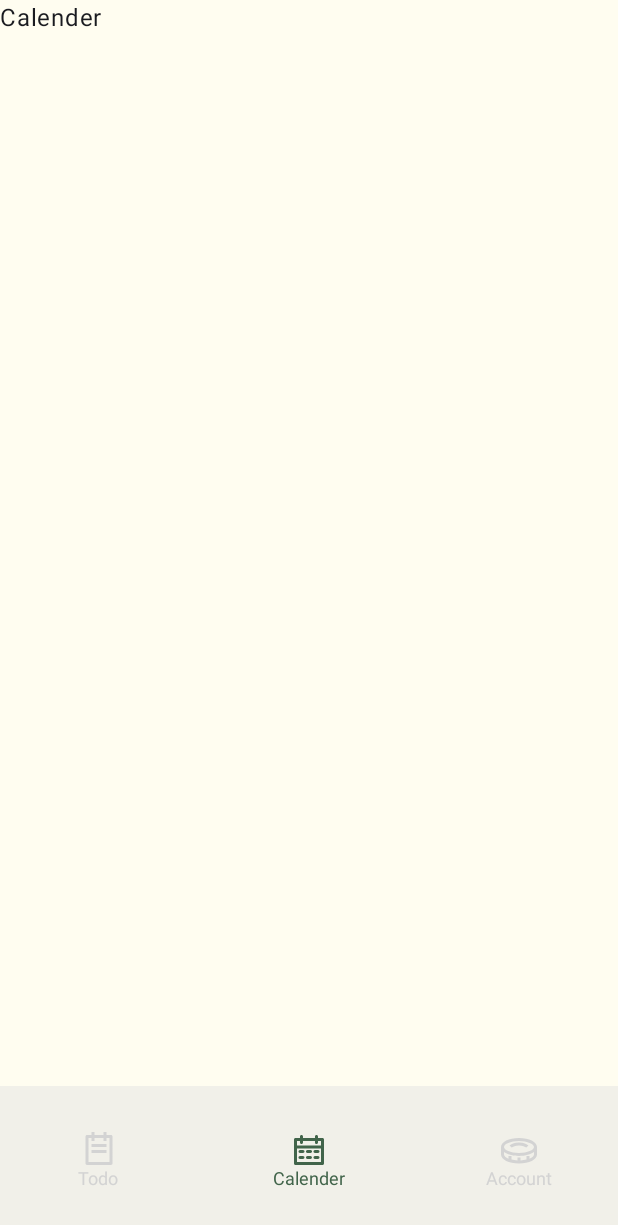
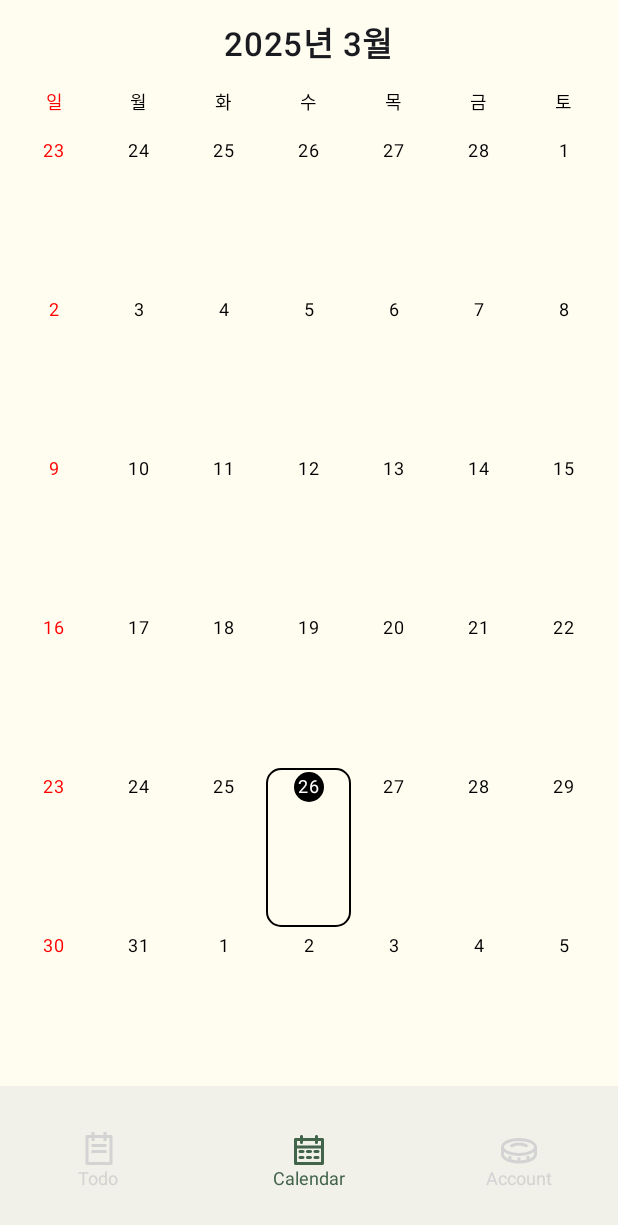
Before and after one commit to junsu1023/DailyLife, an Android app built with Jetpack Compose: the screen it shows after launch (MainActivity), item 2 of the bottom bar chosen, on a phone screen of 412 x 824 dp. Shown: the top 1225 px of the screen. Run offline under Robolectric (Android 15) with nearby library versions, the phone set to English and light mode, and no system bars; our stand-ins replace Dagger/Hilt's generated code, Room's generated code; 10 statements that could not run were skipped.

Commit message:
add: calendar Screen 구성

```diff
--- a/app/src/main/java/com/example/dailylife/component/TodoBottomSheet.kt
+++ b/app/src/main/java/com/example/dailylife/component/TodoBottomSheet.kt
@@ -102,7 +102,7 @@ fun TodoBottomSheet(
 
             Row {
                 Icon(
-                    painter = painterResource(R.drawable.calender_icon),
+                    painter = painterResource(R.drawable.calendar_icon),
                     contentDescription = null,
                     tint = colorResource(R.color.gray_asparagus3),
                     modifier = Modifier
--- a/app/src/main/java/com/example/dailylife/navigation/DailyLifeNavHost.kt
+++ b/app/src/main/java/com/example/dailylife/navigation/DailyLifeNavHost.kt
@@ -37,7 +37,7 @@ fun DailyLifeNavHost(
             )
         }
 
-        composable(DailyLifeScreen.Calender.name) {
+        composable(DailyLifeScreen.Calendar.name) {
             CalenderScreen()
         }
 
--- a/app/src/main/java/com/example/dailylife/navigation/DailyLifeScreen.kt
+++ b/app/src/main/java/com/example/dailylife/navigation/DailyLifeScreen.kt
@@ -6,7 +6,7 @@ import com.example.dailylife.R
 
 enum class DailyLifeScreen {
     TodoList,
-    Calender,
+    Calendar,
     AccountBook
 }
 
@@ -22,9 +22,9 @@ sealed class DailyLifeItem(
     )
 
     data object Calender: DailyLifeItem(
-        title = R.string.calender,
-        icon = R.drawable.calender_icon,
-        screenRoute = DailyLifeScreen.Calender.name
+        title = R.string.calendar,
+        icon = R.drawable.calendar_icon,
+        screenRoute = DailyLifeScreen.Calendar.name
     )
 
     data object AccountBook: DailyLifeItem(
--- /dev/null
+++ b/app/src/main/java/com/example/dailylife/state/CalendarState.kt
@@ -0,0 +1,81 @@
+package com.example.dailylife.state
+
+import androidx.compose.foundation.pager.PagerState
+import androidx.compose.foundation.pager.rememberPagerState
+import androidx.compose.runtime.Composable
+import androidx.compose.runtime.getValue
+import androidx.compose.runtime.mutableStateOf
+import androidx.compose.runtime.saveable.Saver
+import androidx.compose.runtime.saveable.listSaver
+import androidx.compose.runtime.saveable.rememberSaveable
+import androidx.compose.runtime.setValue
+import java.time.DayOfWeek
+import java.time.LocalDate
+import java.time.YearMonth
+import java.time.temporal.TemporalAdjusters
+
+enum class CalendarSize {
+    HALF, FULL
+}
+
+data class CalendarState(
+    val datePagerState: PagerState
+) {
+    var snapState by mutableStateOf(CalendarSize.FULL)
+    var selectedDate: LocalDate by mutableStateOf(LocalDate.now())
+    val currentDate: LocalDate get() = LocalDate.now()
+    val currentPageYM: YearMonth get() = YearMonth.from(currentDate)
+
+    fun getDaysOfMonth(ym: YearMonth): List<LocalDate> {
+        val startMonth = ym.atDay(1).with(TemporalAdjusters.previousOrSame(DayOfWeek.SUNDAY))
+        val endMonth = ym.atEndOfMonth().with(TemporalAdjusters.nextOrSame(DayOfWeek.SATURDAY))
+
+        return generateSequence(startMonth) { it.plusDays(1) }.takeWhile { !it.isAfter(endMonth) }.toList()
+    }
+
+    fun calDaysDiff(): String {
+        val diff = selectedDate.toEpochDay() - currentDate.toEpochDay()
+        return when {
+            diff == 0L -> "오늘"
+            diff == 1L -> "내일"
+            diff == -1L -> "어제"
+            diff > 0L -> "${diff}일 후"
+            else -> "${diff}일 전"
+        }
+    }
+
+    companion object {
+        fun Saver(
+            datePagerState: PagerState
+        ): Saver<CalendarState, Any> = listSaver(
+            save = {
+                listOf(
+                    it.snapState,
+                    it.selectedDate
+                )
+            },
+            restore = { savedValue ->
+                CalendarState(
+                    datePagerState = datePagerState
+                ).apply {
+                    snapState = savedValue[0] as CalendarSize
+                    selectedDate = savedValue[1] as LocalDate
+                }
+            }
+        )
+    }
+}
+
+@Composable
+fun rememberCalendarState(
+    pagerState: PagerState = rememberPagerState(Int.MAX_VALUE / 2) { Int.MAX_VALUE },
+): CalendarState {
+    return rememberSaveable(
+        pagerState,
+        saver = CalendarState.Saver(pagerState)
+    ) {
+        CalendarState(
+            datePagerState = pagerState
+        )
+    }
+}
--- /dev/null
+++ b/app/src/main/java/com/example/dailylife/ui/screen/CalendarScreen.kt
@@ -0,0 +1,329 @@
+package com.example.dailylife.ui.screen
+
+import androidx.compose.animation.core.animateDpAsState
+import androidx.compose.foundation.BorderStroke
+import androidx.compose.foundation.background
+import androidx.compose.foundation.gestures.detectVerticalDragGestures
+import androidx.compose.foundation.layout.Arrangement
+import androidx.compose.foundation.layout.Box
+import androidx.compose.foundation.layout.BoxWithConstraints
+import androidx.compose.foundation.layout.Column
+import androidx.compose.foundation.layout.Row
+import androidx.compose.foundation.layout.fillMaxHeight
+import androidx.compose.foundation.layout.fillMaxSize
+import androidx.compose.foundation.layout.fillMaxWidth
+import androidx.compose.foundation.layout.height
+import androidx.compose.foundation.layout.padding
+import androidx.compose.foundation.layout.size
+import androidx.compose.foundation.pager.HorizontalPager
+import androidx.compose.foundation.shape.CircleShape
+import androidx.compose.foundation.shape.RoundedCornerShape
+import androidx.compose.material3.HorizontalDivider
+import androidx.compose.material3.Surface
+import androidx.compose.material3.Text
+import androidx.compose.runtime.Composable
+import androidx.compose.runtime.LaunchedEffect
+import androidx.compose.runtime.getValue
+import androidx.compose.runtime.mutableStateOf
+import androidx.compose.runtime.remember
+import androidx.compose.runtime.setValue
+import androidx.compose.ui.Alignment
+import androidx.compose.ui.Modifier
+import androidx.compose.ui.graphics.Color
+import androidx.compose.ui.input.pointer.pointerInput
+import androidx.compose.ui.platform.LocalConfiguration
+import androidx.compose.ui.res.colorResource
+import androidx.compose.ui.res.stringResource
+import androidx.compose.ui.text.font.FontWeight
+import androidx.compose.ui.text.style.TextAlign
+import androidx.compose.ui.unit.dp
+import androidx.compose.ui.unit.sp
+import com.example.dailylife.R
+import com.example.dailylife.state.CalendarSize
+import com.example.dailylife.state.CalendarState
+import com.example.dailylife.state.rememberCalendarState
+import java.time.DayOfWeek
+import java.time.LocalDate
+import java.time.YearMonth
+import java.time.format.DateTimeFormatter
+import java.util.Locale
+
+@Composable
+fun CalenderScreen() {
+    val configuration = LocalConfiguration.current
+    val state = rememberCalendarState()
+
+    BoxWithConstraints {
+        val halfHeight = remember { maxHeight / 2 }
+        val fullHeight = remember { maxHeight }
+        var calendarHeight by remember { mutableStateOf(if (state.snapState == CalendarSize.FULL) fullHeight else halfHeight) }
+        val animatedHeight by animateDpAsState(calendarHeight)
+
+        Column(
+            modifier = Modifier
+                .background(colorResource(R.color.ivory))
+                .pointerInput(Unit) {
+                    detectVerticalDragGestures(
+                        onVerticalDrag = { change, dragAmount ->
+                            change.consume()
+                            calendarHeight = (calendarHeight + dragAmount.toDp()).coerceIn(halfHeight, fullHeight)
+                        },
+                        onDragEnd = {
+                            when (state.snapState) {
+                                CalendarSize.HALF -> if (calendarHeight > halfHeight) {
+                                    state.snapState = CalendarSize.FULL
+                                    calendarHeight = fullHeight
+                                }
+                                CalendarSize.FULL -> if (calendarHeight < fullHeight) {
+                                    state.snapState = CalendarSize.HALF
+                                    calendarHeight = halfHeight
+                                }
+                            }
+                        }
+                    )
+                }
+        ) {
+            CalendarArea(
+                state = state,
+                onClick = {
+                    state.snapState = CalendarSize.HALF
+                    calendarHeight = halfHeight
+                },
+                modifier = Modifier
+                    .fillMaxWidth()
+                    .height(animatedHeight)
+            )
+
+            HorizontalDivider(
+                color = Color(0xFFE0E0E0),
+                thickness = 1.dp,
+                modifier = Modifier
+                    .padding(16.dp, 8.dp, 16.dp, 0.dp)
+            )
+
+            Column(
+                modifier = Modifier
+                    .fillMaxWidth()
+                    .height(configuration.screenHeightDp.dp - animatedHeight)
+            ) {
+                Row(
+                    horizontalArrangement = Arrangement.spacedBy(4.dp),
+                    verticalAlignment = Alignment.CenterVertically,
+                    modifier = Modifier
+                        .fillMaxWidth()
+                        .height(48.dp)
+                        .padding(horizontal = 20.dp)
+                ) {
+                    Text(
+                        text = state.calDaysDiff(),
+                        fontSize = 17.sp,
+                        lineHeight = 17.sp,
+                        fontWeight = FontWeight.SemiBold
+                    )
+
+                    Box(
+                        modifier = Modifier
+                            .size(2.dp)
+                            .background(colorResource(R.color.black), CircleShape)
+                    )
+
+                    Text(
+                        text = state.selectedDate.format(DateTimeFormatter.ofPattern("M. d. (E)").withLocale(Locale.forLanguageTag("ko"))),
+                        fontSize = 15.sp,
+                        lineHeight = 15.sp,
+                        fontWeight = FontWeight.Normal,
+                        color = Color(0xFF999999)
+                    )
+                }
+            }
+        }
+    }
+}
+
+@Composable
+fun CalendarArea(
+    modifier: Modifier,
+    state: CalendarState,
+    onClick: () -> Unit
+) {
+    LaunchedEffect(state.datePagerState.currentPage) {
+        if(state.currentPageYM != YearMonth.from(state.selectedDate)) {
+            state.selectedDate = YearMonth.from(state.selectedDate).atDay(1)
+        }
+    }
+
+    LaunchedEffect(state.selectedDate) {
+        state.currentPageYM.takeIf { it != YearMonth.from(state.selectedDate) }?.let { pageMonth -> state.datePagerState
+            .animateScrollToPage(state.datePagerState.currentPage + (1.takeIf { state.selectedDate.isAfter(pageMonth.atEndOfMonth()) } ?: -1)) }
+    }
+
+    Column(
+        modifier = modifier.fillMaxSize()
+    ) {
+        CalendarHeader(state = state)
+
+        DaysArea()
+
+        HorizontalPager(
+            state = state.datePagerState,
+            modifier = Modifier
+                .weight(1f)
+                .padding(horizontal = 8.dp)
+        ) { page ->
+            val pageYearMonth = remember { YearMonth.from(state.currentDate).plusMonths((page - Int.MAX_VALUE / 2).toLong()) }
+            val dayOfMonth = remember { state.getDaysOfMonth(pageYearMonth) }
+
+            Column(
+                modifier = Modifier
+                    .fillMaxSize()
+            ) {
+                dayOfMonth.chunked(7).forEach { week ->
+                    Row(
+                        modifier = Modifier
+                            .fillMaxWidth()
+                            .weight(1f)
+                    ) {
+                        week.forEach { date ->
+                            Box(
+                                modifier = Modifier
+                                    .weight(1f)
+                                    .fillMaxHeight()
+                            ) {
+                                val isToday = remember(date, state.currentDate) { date == state.currentDate }
+                                val isSelected = remember(date, state.selectedDate) { date == state.selectedDate }
+                                val isVisibleMonth = remember { YearMonth.from(date) == pageYearMonth }
+
+                                CalendarDay(
+                                    date = date,
+                                    isToday = isToday,
+                                    isSelected = isSelected,
+                                    isVisibleMonth = isVisibleMonth,
+                                    isCurrentMonth = true,
+                                    onClick = {
+                                        state.selectedDate = date
+                                        onClick()
+                                    }
+                                )
+
+                            }
+                        }
+                    }
+                }
+            }
+        }
+    }
+}
+
+@Composable
+fun CalendarHeader(
+    state: CalendarState
+) {
+    Box(
+        modifier = Modifier
+            .fillMaxWidth()
+            .height(56.dp)
+    ) {
+        Text(
+            modifier = Modifier.align(Alignment.Center),
+            text = state.currentPageYM.run {
+                "${year}${stringResource(R.string.year)} ${monthValue}${stringResource(R.string.month)}"
+            },
+            fontSize = 22.sp,
+            lineHeight = 22.sp,
+            fontWeight = FontWeight.SemiBold
+        )
+    }
+}
+
+@Composable
+fun DaysArea() {
+    Row(
+        modifier = Modifier
+            .fillMaxWidth()
+            .padding(horizontal = 8.dp)
+            .padding(bottom = 8.dp)
+    ) {
+        val days = listOf(
+            stringResource(R.string.sunday),
+            stringResource(R.string.monday),
+            stringResource(R.string.tuesday),
+            stringResource(R.string.wednesday),
+            stringResource(R.string.thursday),
+            stringResource(R.string.friday),
+            stringResource(R.string.saturday)
+        )
+
+        days.forEach { dayText ->
+            Text(
+                text = dayText,
+                fontSize = 12.sp,
+                fontWeight = FontWeight.Medium,
+                textAlign = TextAlign.Center,
+                color = if(dayText == stringResource(R.string.sunday)) colorResource(R.color.red) else colorResource(R.color.black),
+                modifier = Modifier.weight(1f)
+            )
+        }
+    }
+}
+
+
+@Composable
+fun CalendarDay(
+    date: LocalDate,
+    isToday: Boolean,
+    isSelected: Boolean,
+    isVisibleMonth: Boolean,
+    isCurrentMonth: Boolean,
+    onClick: () -> Unit
+) {
+    val red = colorResource(R.color.red)
+    val white = colorResource(R.color.white)
+    val black = colorResource(R.color.black)
+    val darkGray = colorResource(R.color.dark_gray)
+
+    val daysColor = remember(isToday, date, date.dayOfWeek) {
+        when {
+            isToday && date.dayOfWeek == DayOfWeek.SUNDAY -> red
+            isToday -> black
+            else -> Color.Transparent
+        }
+    }
+
+    val textColor = remember(isToday, isVisibleMonth) {
+        when {
+            isToday -> Color.White
+            !isCurrentMonth && date.dayOfWeek == DayOfWeek.SUNDAY -> red.copy(alpha = 0.3f)
+            !isCurrentMonth -> darkGray.copy(alpha = 0.3f)
+            date.dayOfWeek == DayOfWeek.SUNDAY -> red
+            else -> black
+        }
+    }
+
+    Surface(
+        onClick = onClick,
+        color = colorResource(R.color.ivory),
+        shape = RoundedCornerShape(10.dp),
+        border = BorderStroke(1.dp, colorResource(R.color.black)).takeIf { isSelected }
+    ) {
+        Column(
+            horizontalAlignment = Alignment.CenterHorizontally,
+            modifier = Modifier.fillMaxSize()
+        ) {
+            Box(
+                contentAlignment = Alignment.Center,
+                modifier = Modifier
+                    .padding(top = 2.5.dp)
+                    .size(20.dp)
+                    .background(daysColor, CircleShape)
+            ) {
+                Text(
+                    text = date.dayOfMonth.toString(),
+                    fontSize = 12.sp,
+                    lineHeight = 12.sp,
+                    fontWeight = FontWeight.Normal,
+                    color = textColor
+                )
+            }
+        }
+    }
+}
--- a/app/src/main/java/com/example/dailylife/ui/screen/CalenderScreen.kt
+++ /dev/null
@@ -1,18 +0,0 @@
-package com.example.dailylife.ui.screen
-
-import androidx.compose.foundation.layout.Box
-import androidx.compose.foundation.layout.fillMaxSize
-import androidx.compose.material3.Text
-import androidx.compose.runtime.Composable
-import androidx.compose.ui.Modifier
-import androidx.compose.ui.res.stringResource
-import com.example.dailylife.R
-
-@Composable
-fun CalenderScreen() {
-    Box(
-        modifier = Modifier.fillMaxSize()
-    ) {
-        Text(text = stringResource(R.string.calender))
-    }
-}
--- a/app/src/main/java/com/example/dailylife/ui/screen/todo/TodoEditScreen.kt
+++ b/app/src/main/java/com/example/dailylife/ui/screen/todo/TodoEditScreen.kt
@@ -85,7 +85,7 @@ fun TodoEditScreen(
             )
 
             Icon(
-                painter = painterResource(R.drawable.calender_icon),
+                painter = painterResource(R.drawable.calendar_icon),
                 contentDescription = null,
                 tint = colorResource(R.color.gray_asparagus3),
                 modifier = Modifier
--- a/app/src/main/res/values/colors.xml
+++ b/app/src/main/res/values/colors.xml
@@ -28,4 +28,6 @@
     <color name="dark_green">#006400</color>
     <color name="steal_blue">#4682B4</color>
     <color name ="blue_violet">#8A2BE2</color>
+    <color name="red">#FF0000</color>
+    <color name="dark_gray">#FF444444</color>
 </resources>
--- a/app/src/main/res/values/strings.xml
+++ b/app/src/main/res/values/strings.xml
@@ -1,8 +1,10 @@
 <resources>
     <string name="app_name">DailyLife</string>
     <string name="title_activity_main">MainActivity</string>
+
+    <!-- TODO -->
     <string name="todo_list">Todo</string>
-    <string name="calender">Calender</string>
+    <string name="calendar">Calendar</string>
     <string name="account_book">Account</string>
     <string name="todo_origin">Todo</string>
     <string name="todo">해야할 일</string>
@@ -27,4 +29,16 @@
     <string name="failed_update_todo">업데이트 실패했습니다.</string>
     <string name="blank_text">입력창이 비어있습니다.</string>
     <string name="due_date">마감일</string>
+
+    <!-- Calendar -->
+    <string name="sunday">일</string>
+    <string name="monday">월</string>
+    <string name="tuesday">화</string>
+    <string name="wednesday">수</string>
+    <string name="thursday">목</string>
+    <string name="friday">금</string>
+    <string name="saturday">토</string>
+    <string name="year">년</string>
+    <string name="month">월</string>
+    <string name="day">일</string>
 </resources>
```
Also changed, not shown: app/src/main/res/drawable/calendar_icon.xml (renamed from app/src/main/res/drawable/calender_icon.xml).
